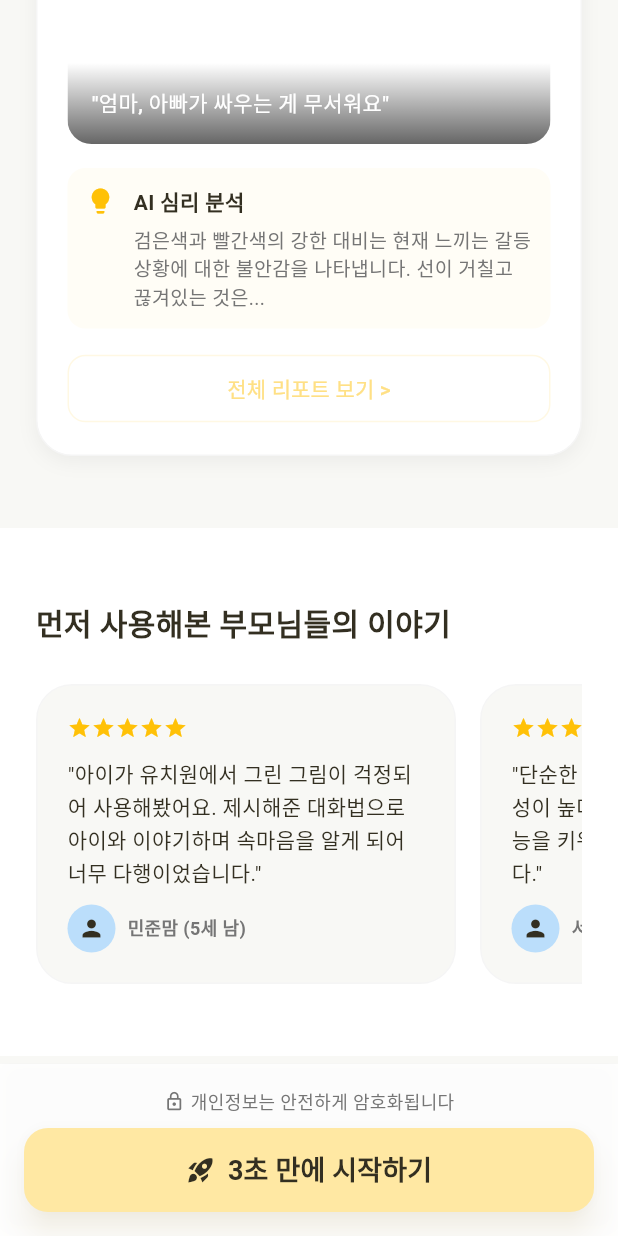
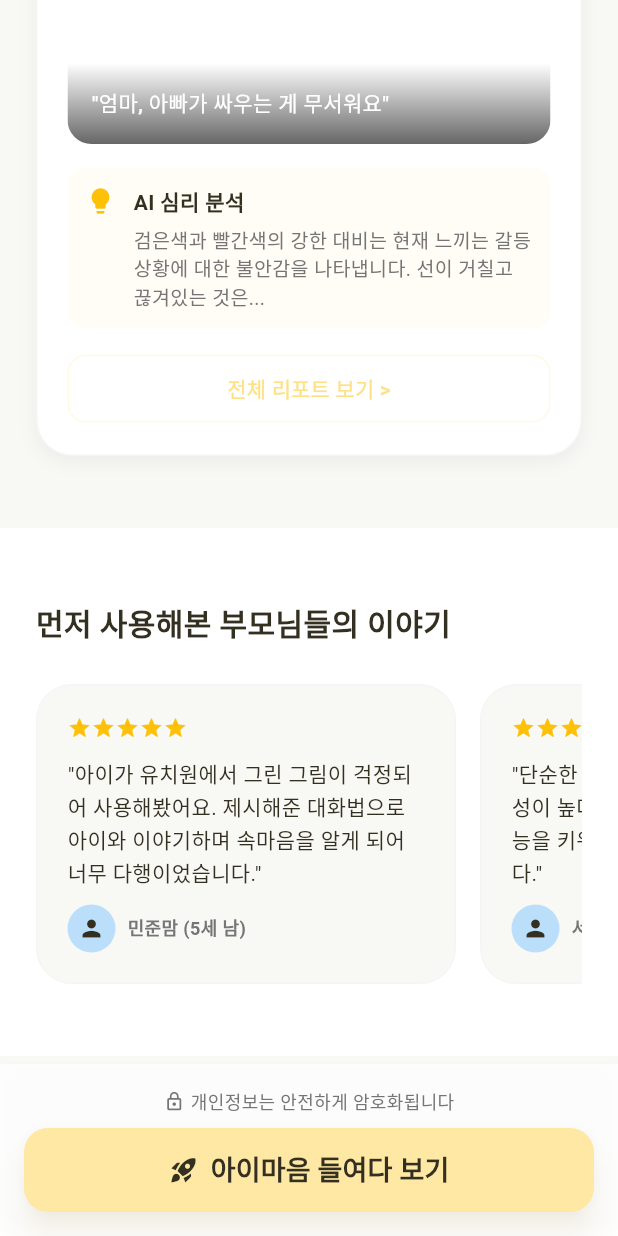
Before and after one commit to lamblion601/Shining_Moments_flutter-, a Flutter app: the screen it shows after launch, scrolled down 1576 dp, on a phone screen of 412 x 824 dp. Run offline on Flutter 3.47's test engine with Material 3 defaults, Android fonts, the phone set to English and light mode, and no system bars; network calls fail.

Commit message:
회원가입2

```diff
--- a/lib/screens/auth/login_screen.dart
+++ b/lib/screens/auth/login_screen.dart
@@ -67,7 +67,7 @@ class _LoginScreenState extends State<LoginScreen> {
                         shape: BoxShape.circle,
                       ),
                       child: const Icon(
-                        Icons.psychology,
+                        Icons.auto_awesome,
                         color: AppTheme.textPrimary,
                         size: 32,
                       ),
--- a/lib/screens/auth/signup_screen.dart
+++ b/lib/screens/auth/signup_screen.dart
@@ -73,7 +73,7 @@ class _SignUpScreenState extends State<SignUpScreen> {
                         shape: BoxShape.circle,
                       ),
                       child: const Icon(
-                        Icons.psychology,
+                        Icons.auto_awesome,
                         color: AppTheme.textPrimary,
                         size: 32,
                       ),
--- a/lib/screens/landing/landing_screen.dart
+++ b/lib/screens/landing/landing_screen.dart
@@ -930,7 +930,7 @@ class LandingScreen extends StatelessWidget {
                           Icon(Icons.rocket_launch, size: 20),
                           SizedBox(width: 8),
                           Text(
-                            '3초 만에 시작하기',
+                            '아이마음 들여다 보기',
                             style: TextStyle(
                               fontSize: 18,
                               fontWeight: FontWeight.bold,
```
